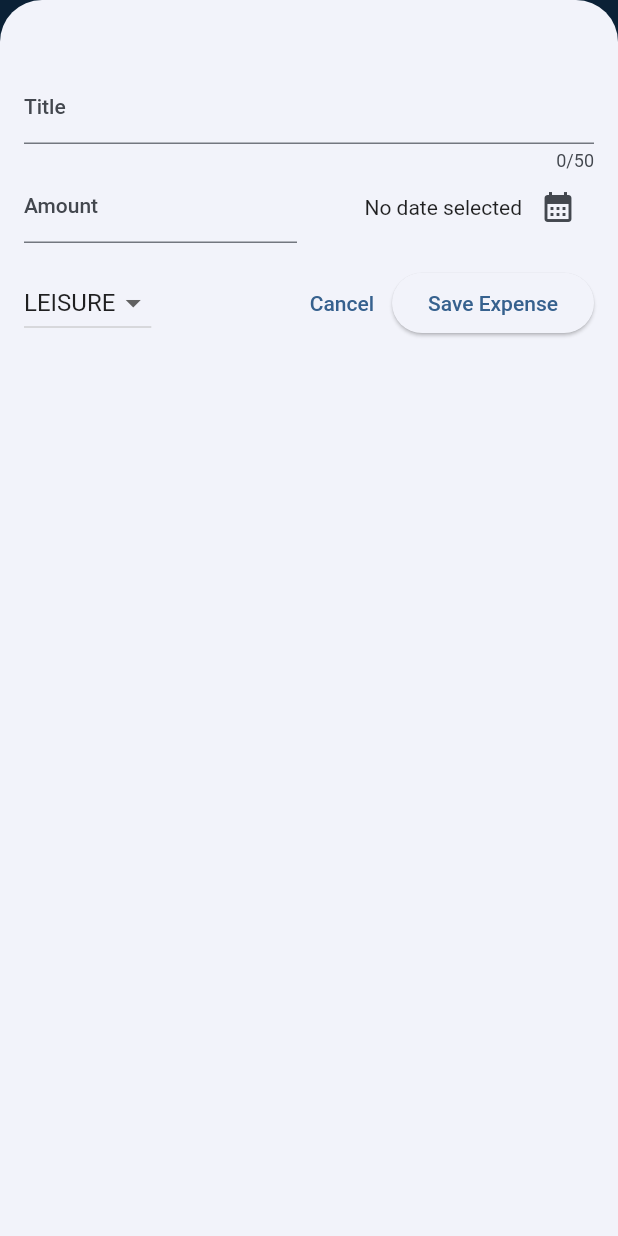
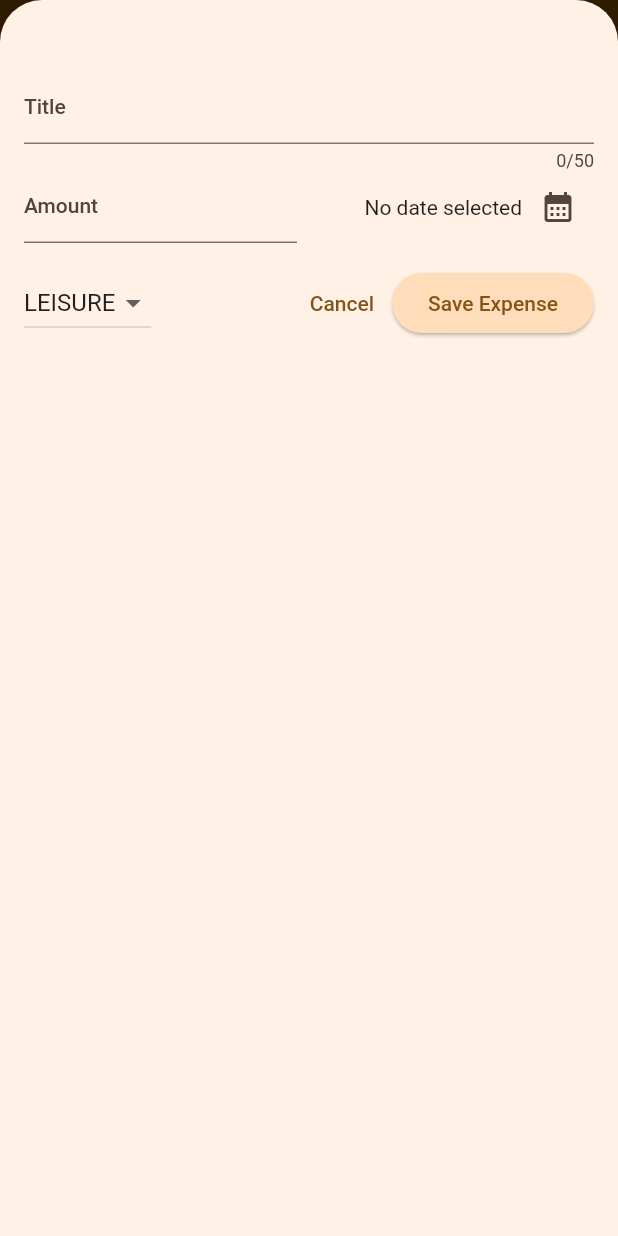
Before and after one commit to omarzouaoui1/Expense-Tracker-App, a Flutter app: the screen it shows after launch, after a tap on the "add" icon, on a phone screen of 412 x 824 dp. Run offline on Flutter 3.47's test engine with Material 2 defaults, Android fonts, the phone set to English and light mode, and no system bars.

Commit message:
buttons & texts theming

```diff
--- a/expense_tracker_app/lib/main.dart
+++ b/expense_tracker_app/lib/main.dart
@@ -2,7 +2,7 @@ import 'package:expense_tracker_app/widgets/expenses.dart';
 import 'package:flutter/material.dart';
 
 var colorShceme = ColorScheme.fromSeed(
-  seedColor: const Color.fromARGB(255, 94, 136, 184),
+  seedColor: Color.fromARGB(255, 230, 145, 19),
 );
 
 void main() {
@@ -11,11 +11,30 @@ void main() {
     theme: ThemeData().copyWith(
       useMaterial3: true,
       colorScheme: colorShceme,
-      appBarTheme: AppBarTheme().copyWith(
+      appBarTheme: const AppBarTheme().copyWith(
         backgroundColor: colorShceme.onPrimaryContainer,
         foregroundColor: colorShceme.primaryContainer,
-        centerTitle: true,
+        // centerTitle: true,
       ),
+      cardTheme: const CardTheme().copyWith(
+        color: colorShceme.secondaryContainer,
+        margin: const EdgeInsets.symmetric(
+          horizontal: 16,
+          vertical: 9,
+        ),
+      ),
+      elevatedButtonTheme: ElevatedButtonThemeData(
+        style: ElevatedButton.styleFrom(
+          backgroundColor: colorShceme.primaryContainer,
+        ),
+      ),
+      textTheme: ThemeData().textTheme.copyWith(
+            titleLarge: TextStyle(
+              fontWeight: FontWeight.bold,
+              color: colorShceme.onSecondaryContainer,
+              fontSize: 15,
+            ),
+          ),
     ),
     home: const Expenses(),
   ));
```
